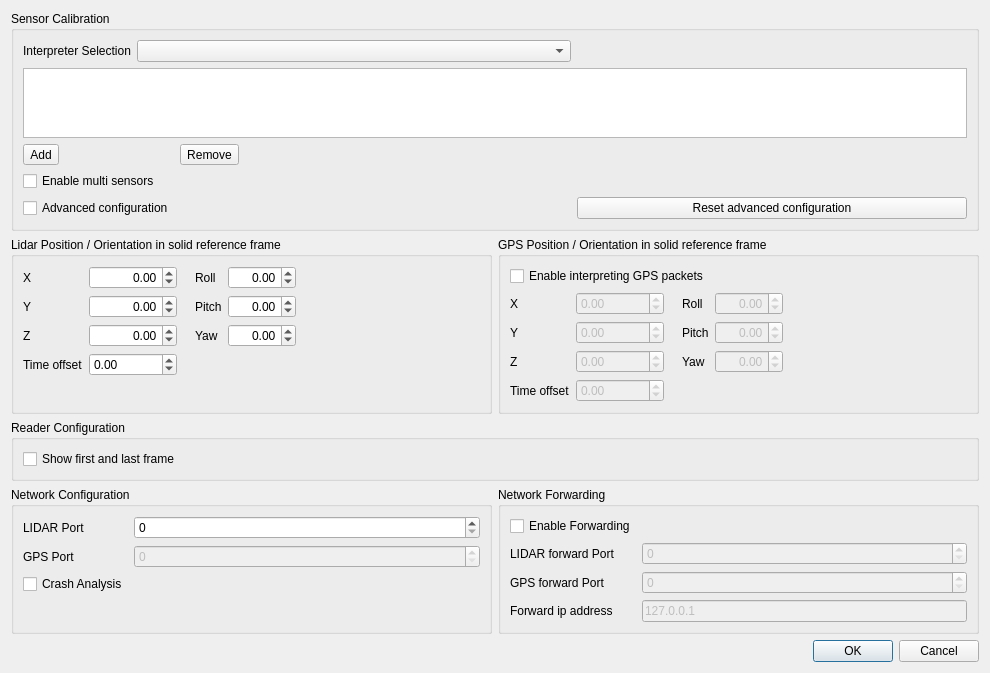
Old version of the form Application/Ui/Widgets/vvCalibrationDialog.ui in the repository Kitware/LidarView.
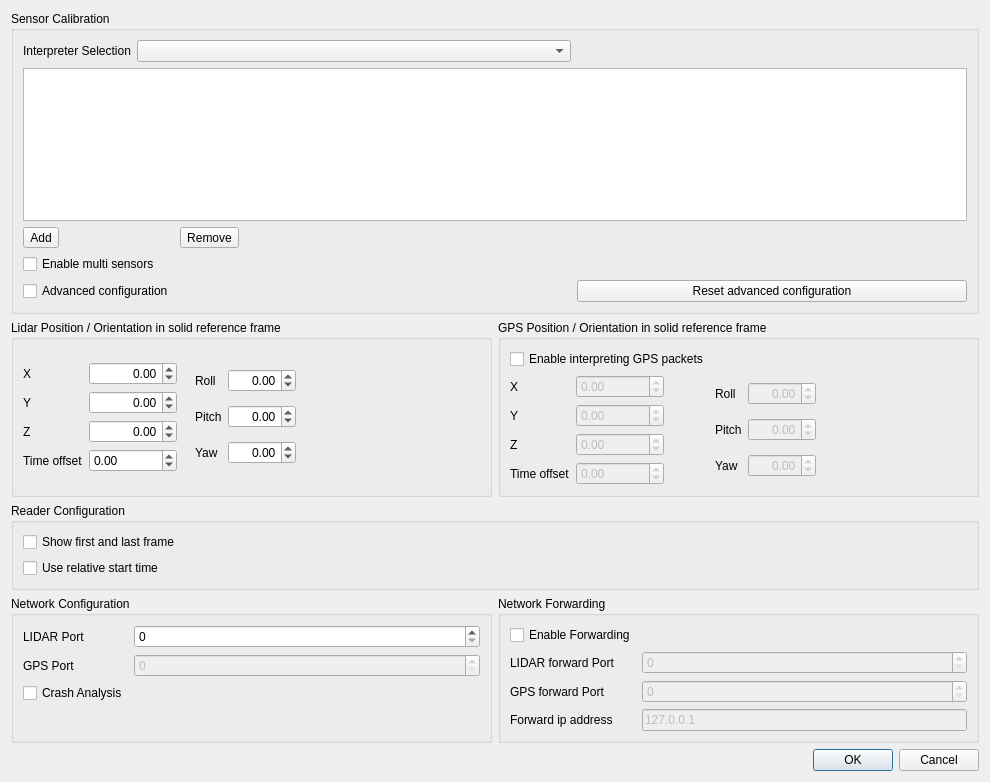
New version of the form. Icons and pictures are not drawn.

Commit message:
[feat] Add UseRelativeStartTime option
If activated, set first frame timestamp to 0 (or time offset value).
It can be used to synchronize multiple pcap.

The edit to the form file:
```diff
--- a/Application/Ui/Widgets/vvCalibrationDialog.ui
+++ b/Application/Ui/Widgets/vvCalibrationDialog.ui
@@ -7,38 +7,13 @@
     <x>0</x>
     <y>0</y>
     <width>990</width>
-    <height>654</height>
+    <height>782</height>
    </rect>
   </property>
   <property name="windowTitle">
    <string>Sensor Configuration</string>
   </property>
-  <layout class="QGridLayout" name="gridLayout_2">
-   <item row="2" column="0" colspan="2">
-    <widget class="QGroupBox" name="ReaderGroup">
-     <property name="title">
-      <string>Reader Configuration</string>
-     </property>
-     <layout class="QFormLayout" name="_2">
-      <property name="fieldGrowthPolicy">
-       <enum>QFormLayout::AllNonFixedFieldsGrow</enum>
-      </property>
-      <item row="0" column="0">
-       <widget class="QCheckBox" name="ShowFirstAndLastFrame">
-        <property name="enabled">
-         <bool>true</bool>
-        </property>
-        <property name="toolTip">
-         <string>Show first and last frame which are usually incomplete.</string>
-        </property>
-        <property name="text">
-         <string>Show first and last frame</string>
-        </property>
-       </widget>
-      </item>
-     </layout>
-    </widget>
-   </item>
+  <layout class="QGridLayout" name="gridLayout_3">
    <item row="0" column="0" colspan="2">
     <widget class="QGroupBox" name="CalibrationGroup">
      <property name="title">
@@ -144,8 +119,8 @@
      <property name="title">
       <string>Lidar Position / Orientation in solid reference frame</string>
      </property>
-     <layout class="QHBoxLayout" name="horizontalLayout">
-      <item>
+     <layout class="QGridLayout" name="gridLayout_5">
+      <item row="0" column="0">
        <layout class="QFormLayout" name="RotationLayout">
         <item row="0" column="0">
          <widget class="QLabel" name="LidarXLabel">
@@ -226,7 +201,7 @@
         </item>
        </layout>
       </item>
-      <item>
+      <item row="0" column="1">
        <spacer name="horizontalSpacer_3">
         <property name="orientation">
          <enum>Qt::Horizontal</enum>
@@ -242,39 +217,9 @@
         </property>
        </spacer>
       </item>
-      <item>
-       <layout class="QFormLayout" name="OriginLayout">
-        <property name="fieldGrowthPolicy">
-         <enum>QFormLayout::AllNonFixedFieldsGrow</enum>
-        </property>
-        <item row="1" column="0">
-         <widget class="QLabel" name="LidarRollLabel">
-          <property name="text">
-           <string>Roll</string>
-          </property>
-         </widget>
-        </item>
+      <item row="0" column="2">
+       <layout class="QGridLayout" name="gridLayout_4">
         <item row="1" column="1">
-         <widget class="QDoubleSpinBox" name="LidarRollSpinBox">
-          <property name="alignment">
-           <set>Qt::AlignRight|Qt::AlignTrailing|Qt::AlignVCenter</set>
-          </property>
-          <property name="minimum">
-           <double>-180.000000000000000</double>
-          </property>
-          <property name="maximum">
-           <double>180.000000000000000</double>
-          </property>
-         </widget>
-        </item>
-        <item row="2" column="0">
-         <widget class="QLabel" name="LidarPitchLabel">
-          <property name="text">
-           <string>Pitch</string>
-          </property>
-         </widget>
-        </item>
-        <item row="2" column="1">
          <widget class="QDoubleSpinBox" name="LidarPitchSpinBox">
           <property name="alignment">
            <set>Qt::AlignRight|Qt::AlignTrailing|Qt::AlignVCenter</set>
@@ -287,14 +232,41 @@
           </property>
          </widget>
         </item>
-        <item row="4" column="0">
+        <item row="1" column="0">
+         <widget class="QLabel" name="LidarPitchLabel">
+          <property name="text">
+           <string>Pitch</string>
+          </property>
+         </widget>
+        </item>
+        <item row="0" column="1">
+         <widget class="QDoubleSpinBox" name="LidarRollSpinBox">
+          <property name="alignment">
+           <set>Qt::AlignRight|Qt::AlignTrailing|Qt::AlignVCenter</set>
+          </property>
+          <property name="minimum">
+           <double>-180.000000000000000</double>
+          </property>
+          <property name="maximum">
+           <double>180.000000000000000</double>
+          </property>
+         </widget>
+        </item>
+        <item row="0" column="0">
+         <widget class="QLabel" name="LidarRollLabel">
+          <property name="text">
+           <string>Roll</string>
+          </property>
+         </widget>
+        </item>
+        <item row="2" column="0">
          <widget class="QLabel" name="LidarYawLabel">
           <property name="text">
            <string>Yaw</string>
           </property>
          </widget>
         </item>
-        <item row="4" column="1">
+        <item row="2" column="1">
          <widget class="QDoubleSpinBox" name="LidarYawSpinBox">
           <property name="alignment">
            <set>Qt::AlignRight|Qt::AlignTrailing|Qt::AlignVCenter</set>
@@ -309,7 +281,7 @@
         </item>
        </layout>
       </item>
-      <item>
+      <item row="0" column="3">
        <spacer name="horizontalSpacer_2">
         <property name="orientation">
          <enum>Qt::Horizontal</enum>
@@ -325,16 +297,6 @@
      </layout>
     </widget>
    </item>
-   <item row="4" column="1">
-    <widget class="QDialogButtonBox" name="ButtonBox">
-     <property name="orientation">
-      <enum>Qt::Horizontal</enum>
-     </property>
-     <property name="standardButtons">
-      <set>QDialogButtonBox::Cancel|QDialogButtonBox::Ok</set>
-     </property>
-    </widget>
-   </item>
    <item row="1" column="1">
     <widget class="QGroupBox" name="GPSPositionOrientationGroup">
      <property name="title">
@@ -343,8 +305,8 @@
      <property name="flat">
       <bool>false</bool>
      </property>
-     <layout class="QVBoxLayout" name="verticalLayout_2">
-      <item>
+     <layout class="QGridLayout" name="gridLayout_7">
+      <item row="0" column="0" colspan="2">
        <widget class="QCheckBox" name="EnableInterpretGPSPackets">
         <property name="enabled">
          <bool>true</bool>
@@ -354,9 +316,7 @@
         </property>
        </widget>
       </item>
-      <item>
-       <layout class="QHBoxLayout" name="horizontalLayout_2">
-        <item>
+      <item row="1" column="0">
          <layout class="QFormLayout" name="formLayout_4">
           <item row="0" column="0">
            <widget class="QLabel" name="GpsXLabel">
@@ -440,7 +400,7 @@
           </item>
          </layout>
         </item>
-        <item>
+      <item row="1" column="1">
          <spacer name="horizontalSpacer_6">
           <property name="orientation">
            <enum>Qt::Horizontal</enum>
@@ -450,25 +410,15 @@
           </property>
           <property name="sizeHint" stdset="0">
            <size>
-            <width>12</width>
+          <width>13</width>
             <height>20</height>
            </size>
           </property>
          </spacer>
         </item>
-        <item>
-         <layout class="QFormLayout">
-          <property name="fieldGrowthPolicy">
-           <enum>QFormLayout::AllNonFixedFieldsGrow</enum>
-          </property>
-          <item row="1" column="0">
-           <widget class="QLabel" name="GpsRollLabel">
-            <property name="text">
-             <string>Roll</string>
-            </property>
-           </widget>
-          </item>
-          <item row="1" column="1">
+      <item row="1" column="2">
+       <layout class="QGridLayout" name="gridLayout_6">
+        <item row="0" column="1">
            <widget class="QDoubleSpinBox" name="GpsRollSpinBox">
             <property name="enabled">
              <bool>false</bool>
@@ -484,14 +434,21 @@
             </property>
            </widget>
           </item>
-          <item row="2" column="0">
+        <item row="1" column="0">
            <widget class="QLabel" name="GpsPitchLabel">
             <property name="text">
              <string>Pitch</string>
             </property>
            </widget>
           </item>
-          <item row="2" column="1">
+        <item row="0" column="0">
+         <widget class="QLabel" name="GpsRollLabel">
+          <property name="text">
+           <string>Roll</string>
+          </property>
+         </widget>
+        </item>
+        <item row="1" column="1">
            <widget class="QDoubleSpinBox" name="GpsPitchSpinBox">
             <property name="enabled">
              <bool>false</bool>
@@ -507,14 +464,14 @@
             </property>
            </widget>
           </item>
-          <item row="4" column="0">
+        <item row="2" column="0">
            <widget class="QLabel" name="GpsYawLabel">
             <property name="text">
              <string>Yaw</string>
             </property>
            </widget>
           </item>
-          <item row="4" column="1">
+        <item row="2" column="1">
            <widget class="QDoubleSpinBox" name="GpsYawSpinBox">
             <property name="enabled">
              <bool>false</bool>
@@ -532,20 +489,106 @@
           </item>
          </layout>
         </item>
-        <item>
+      <item row="1" column="3">
          <spacer name="horizontalSpacer_4">
           <property name="orientation">
            <enum>Qt::Horizontal</enum>
           </property>
           <property name="sizeHint" stdset="0">
            <size>
-            <width>20</width>
+          <width>81</width>
             <height>20</height>
            </size>
           </property>
          </spacer>
         </item>
        </layout>
+    </widget>
+   </item>
+   <item row="2" column="0" colspan="2">
+    <widget class="QGroupBox" name="ReaderGroup">
+     <property name="title">
+      <string>Reader Configuration</string>
+     </property>
+     <layout class="QGridLayout" name="gridLayout_2">
+      <item row="0" column="0">
+       <widget class="QCheckBox" name="ShowFirstAndLastFrame">
+        <property name="enabled">
+         <bool>true</bool>
+        </property>
+        <property name="toolTip">
+         <string>Show first and last frame which are usually incomplete.</string>
+        </property>
+        <property name="text">
+         <string>Show first and last frame</string>
+        </property>
+       </widget>
+      </item>
+      <item row="1" column="0">
+       <widget class="QCheckBox" name="UseRelativeStartTime">
+        <property name="enabled">
+         <bool>true</bool>
+        </property>
+        <property name="toolTip">
+         <string>If activated, set first frame timestamp to 0 (or time offset value). It can be used to synchronize multiple pcap.</string>
+        </property>
+        <property name="text">
+         <string>Use relative start time</string>
+        </property>
+       </widget>
+      </item>
+     </layout>
+    </widget>
+   </item>
+   <item row="3" column="0">
+    <widget class="QGroupBox" name="NetworkGroup">
+     <property name="title">
+      <string>Network Configuration</string>
+     </property>
+     <layout class="QFormLayout">
+      <property name="fieldGrowthPolicy">
+       <enum>QFormLayout::AllNonFixedFieldsGrow</enum>
+      </property>
+      <item row="0" column="0">
+       <widget class="QLabel" name="LidarPortLabel">
+        <property name="text">
+         <string>LIDAR Port</string>
+        </property>
+       </widget>
+      </item>
+      <item row="0" column="1">
+       <widget class="QSpinBox" name="LidarPortSpinBox">
+        <property name="maximum">
+         <number>65535</number>
+        </property>
+       </widget>
+      </item>
+      <item row="1" column="0">
+       <widget class="QLabel" name="GPSPortLabel">
+        <property name="text">
+         <string>GPS Port</string>
+        </property>
+       </widget>
+      </item>
+      <item row="1" column="1">
+       <widget class="QSpinBox" name="GPSPortSpinBox">
+        <property name="enabled">
+         <bool>false</bool>
+        </property>
+        <property name="maximum">
+         <number>65535</number>
+        </property>
+       </widget>
+      </item>
+      <item row="2" column="0">
+       <widget class="QCheckBox" name="CrashAnalysisCheckBox">
+        <property name="enabled">
+         <bool>true</bool>
+        </property>
+        <property name="text">
+         <string>Crash Analysis</string>
+        </property>
+       </widget>
       </item>
      </layout>
     </widget>
@@ -559,6 +602,23 @@
       <property name="fieldGrowthPolicy">
        <enum>QFormLayout::AllNonFixedFieldsGrow</enum>
       </property>
+      <item row="1" column="0">
+       <widget class="QLabel" name="LidarForwardingPortLabel">
+        <property name="text">
+         <string>LIDAR forward Port</string>
+        </property>
+       </widget>
+      </item>
+      <item row="1" column="1">
+       <widget class="QSpinBox" name="LidarForwardingPortSpinBox">
+        <property name="enabled">
+         <bool>false</bool>
+        </property>
+        <property name="maximum">
+         <number>65535</number>
+        </property>
+       </widget>
+      </item>
       <item row="2" column="0">
        <widget class="QLabel" name="GPSForwardingPortLabel">
         <property name="text">
@@ -576,30 +636,6 @@
         </property>
        </widget>
       </item>
-      <item row="1" column="1">
-       <widget class="QSpinBox" name="LidarForwardingPortSpinBox">
-        <property name="enabled">
-         <bool>false</bool>
-        </property>
-        <property name="maximum">
-         <number>65535</number>
-        </property>
-       </widget>
-      </item>
-      <item row="1" column="0">
-       <widget class="QLabel" name="LidarForwardingPortLabel">
-        <property name="text">
-         <string>LIDAR forward Port</string>
-        </property>
-       </widget>
-      </item>
-      <item row="0" column="0">
-       <widget class="QCheckBox" name="EnableForwardingCheckBox">
-        <property name="text">
-         <string>Enable Forwarding</string>
-        </property>
-       </widget>
-      </item>
       <item row="3" column="0">
        <widget class="QLabel" name="label">
         <property name="text">
@@ -620,64 +656,61 @@
         </property>
        </widget>
       </item>
-     </layout>
-    </widget>
-   </item>
-   <item row="3" column="0">
-    <widget class="QGroupBox" name="NetworkGroup">
-     <property name="title">
-      <string>Network Configuration</string>
-     </property>
-     <layout class="QFormLayout">
-      <property name="fieldGrowthPolicy">
-       <enum>QFormLayout::AllNonFixedFieldsGrow</enum>
-      </property>
       <item row="0" column="0">
-       <widget class="QLabel" name="LidarPortLabel">
+       <widget class="QCheckBox" name="EnableForwardingCheckBox">
         <property name="text">
-         <string>LIDAR Port</string>
+         <string>Enable Forwarding</string>
         </property>
        </widget>
       </item>
-      <item row="0" column="1">
-       <widget class="QSpinBox" name="LidarPortSpinBox">
-        <property name="maximum">
-         <number>65535</number>
-        </property>
-       </widget>
-      </item>
-      <item row="1" column="0">
-       <widget class="QLabel" name="GPSPortLabel">
-        <property name="text">
-         <string>GPS Port</string>
-        </property>
-       </widget>
-      </item>
-      <item row="1" column="1">
-       <widget class="QSpinBox" name="GPSPortSpinBox">
-        <property name="enabled">
-         <bool>false</bool>
-        </property>
-        <property name="maximum">
-         <number>65535</number>
-        </property>
-       </widget>
-      </item>
-      <item row="2" column="0">
-       <widget class="QCheckBox" name="CrashAnalysisCheckBox">
-        <property name="enabled">
-         <bool>true</bool>
-        </property>
-        <property name="text">
-         <string>Crash Analysis</string>
-        </property>
-       </widget>
-      </item>
-     </layout>
-    </widget>
-   </item>
-  </layout>
- </widget>
+     </layout>
+    </widget>
+   </item>
+   <item row="4" column="1">
+    <widget class="QDialogButtonBox" name="ButtonBox">
+     <property name="orientation">
+      <enum>Qt::Horizontal</enum>
+     </property>
+     <property name="standardButtons">
+      <set>QDialogButtonBox::Cancel|QDialogButtonBox::Ok</set>
+     </property>
+    </widget>
+   </item>
+  </layout>
+ </widget>
+ <tabstops>
+  <tabstop>InterpreterSelectionBox</tabstop>
+  <tabstop>CalibrationFileListWidget</tabstop>
+  <tabstop>AddButton</tabstop>
+  <tabstop>RemoveButton</tabstop>
+  <tabstop>EnableMultiSensors</tabstop>
+  <tabstop>AdvancedConfiguration</tabstop>
+  <tabstop>ClearSettingsPushButton</tabstop>
+  <tabstop>LidarXSpinBox</tabstop>
+  <tabstop>LidarYSpinBox</tabstop>
+  <tabstop>LidarZSpinBox</tabstop>
+  <tabstop>lidarTimeOffsetSpinBox</tabstop>
+  <tabstop>LidarRollSpinBox</tabstop>
+  <tabstop>LidarPitchSpinBox</tabstop>
+  <tabstop>LidarYawSpinBox</tabstop>
+  <tabstop>EnableInterpretGPSPackets</tabstop>
+  <tabstop>GpsXSpinBox</tabstop>
+  <tabstop>GpsYSpinBox</tabstop>
+  <tabstop>GpsZSpinBox</tabstop>
+  <tabstop>gpsTimeOffsetSpinBox</tabstop>
+  <tabstop>GpsRollSpinBox</tabstop>
+  <tabstop>GpsPitchSpinBox</tabstop>
+  <tabstop>GpsYawSpinBox</tabstop>
+  <tabstop>ShowFirstAndLastFrame</tabstop>
+  <tabstop>UseRelativeStartTime</tabstop>
+  <tabstop>LidarPortSpinBox</tabstop>
+  <tabstop>GPSPortSpinBox</tabstop>
+  <tabstop>CrashAnalysisCheckBox</tabstop>
+  <tabstop>EnableForwardingCheckBox</tabstop>
+  <tabstop>LidarForwardingPortSpinBox</tabstop>
+  <tabstop>GPSForwardingPortSpinBox</tabstop>
+  <tabstop>ipAddresslineEdit</tabstop>
+ </tabstops>
  <resources/>
  <connections>
   <connection>
```
Lines whose indentation alone changed are shown as unchanged. The commit also changes 4 other files.
